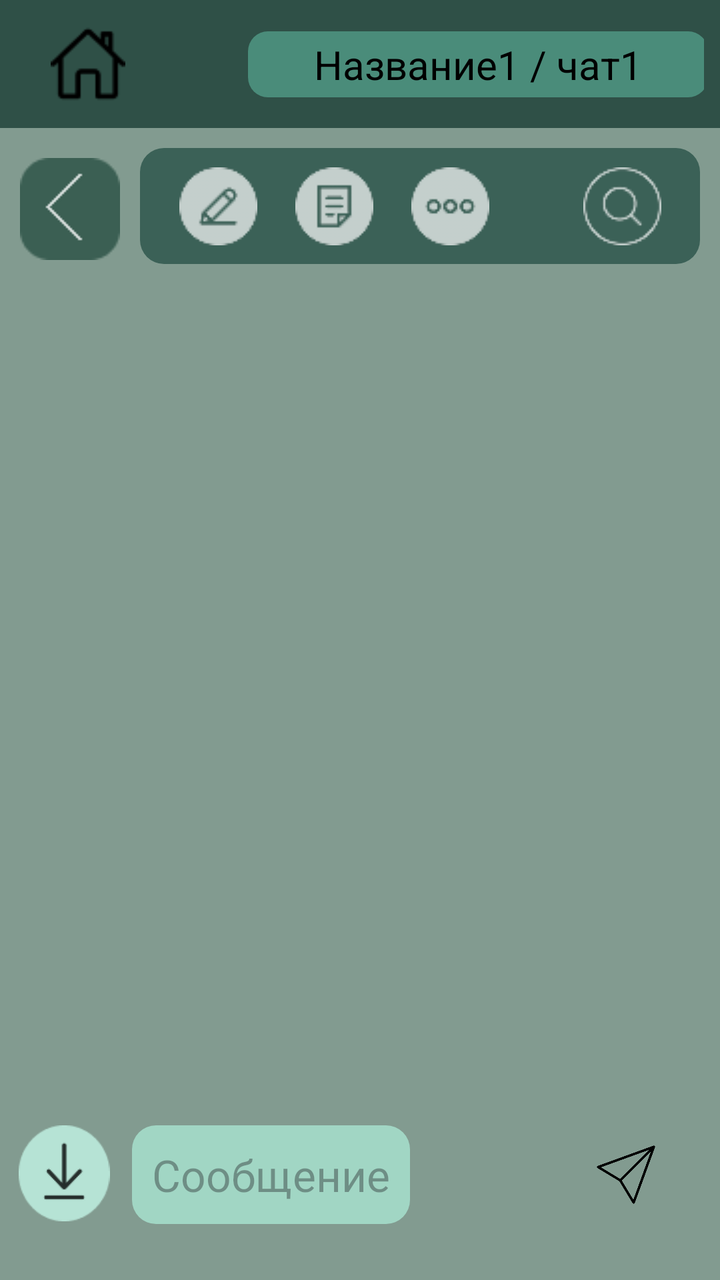
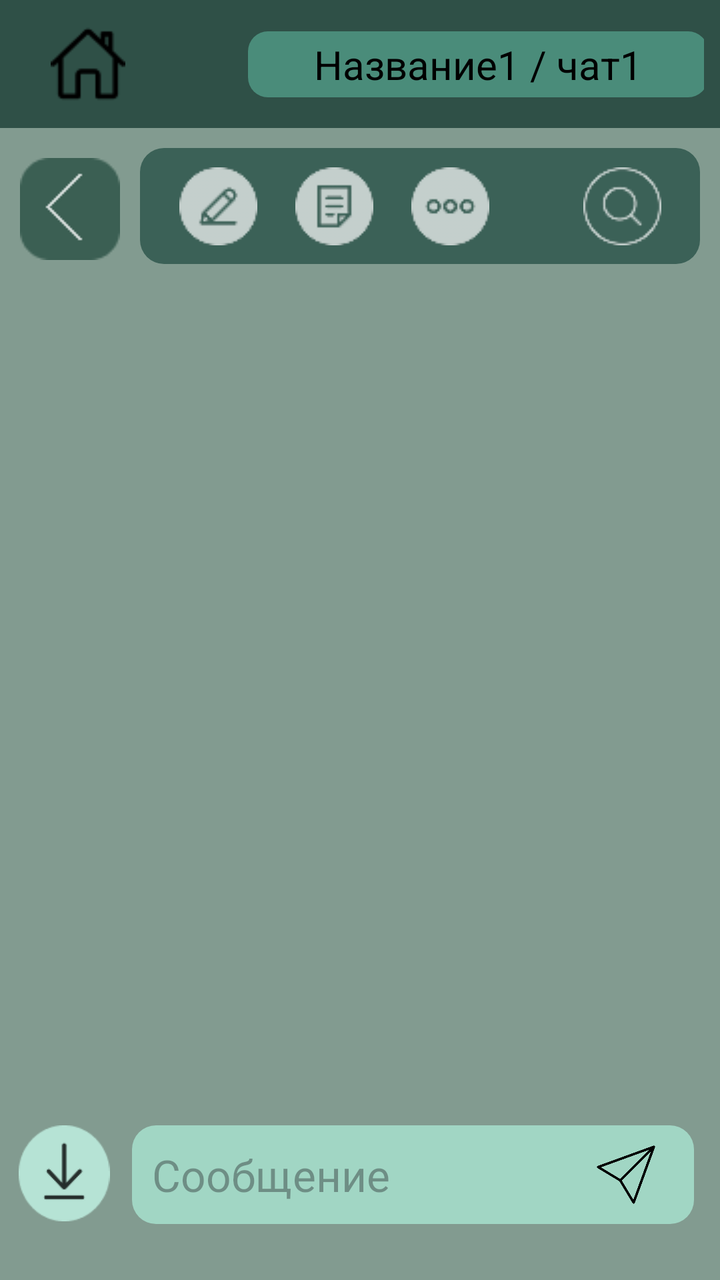

Two renders of the same Android screen: before a commit and after it. Below are the layout's source before the change and the commit's diff.
<!-- AndroidManifest.xml: application theme Theme.Blabify -->
<!-- res/layout/activity_chat.xml -->
<?xml version="1.0" encoding="utf-8"?>
<androidx.constraintlayout.widget.ConstraintLayout xmlns:android="http://schemas.android.com/apk/res/android"
    xmlns:app="http://schemas.android.com/apk/res-auto"
    xmlns:tools="http://schemas.android.com/tools"
    android:id="@+id/main"
    android:layout_width="match_parent"
    android:layout_height="match_parent"
    android:background="#829B90"
    tools:context=".presentation.ui.Chat">

    
    <androidx.appcompat.widget.Toolbar
        android:id="@+id/toolbar"
        android:layout_width="match_parent"
        android:layout_height="wrap_content"
        android:background="#2F5047"
        app:layout_constraintTop_toTopOf="parent"
        app:layout_constraintStart_toStartOf="parent"
        app:layout_constraintEnd_toEndOf="parent">

        <androidx.constraintlayout.widget.ConstraintLayout
            android:layout_width="match_parent"
            android:layout_height="wrap_content"
            android:padding="8dp">

            <ImageView
                android:id="@+id/home_icon"
                android:layout_width="40dp"
                android:layout_height="40dp"
                android:src="@drawable/home"
                android:contentDescription=""
                app:layout_constraintStart_toStartOf="parent"
                app:layout_constraintTop_toTopOf="parent"
                app:layout_constraintBottom_toBottomOf="parent" />

            
            <TextView
                android:id="@+id/toolbar_title"
                android:layout_width="230dp"
                android:layout_height="33dp"
                android:layout_marginStart="60dp"
                android:background="@drawable/toolbar_background"
                android:text="Название1 / чат1"
                android:textColor="@android:color/black"
                android:gravity="center"
                android:textSize="20dp"
                android:textAppearance="@style/TextAppearance.AppCompat.Medium"
                app:layout_constraintStart_toEndOf="@id/home_icon"
                app:layout_constraintTop_toTopOf="parent"
                app:layout_constraintBottom_toBottomOf="parent"
                />
        </androidx.constraintlayout.widget.ConstraintLayout>
    </androidx.appcompat.widget.Toolbar>
    
    <LinearLayout
        android:id="@+id/chat_info_bar"
        android:layout_width="match_parent"
        android:layout_height="wrap_content"
        android:orientation="horizontal"
        android:background="#829B90"
        app:layout_constraintTop_toBottomOf="@id/toolbar"
        app:layout_constraintStart_toStartOf="parent"
        app:layout_constraintEnd_toEndOf="parent">

        <LinearLayout
            android:layout_width="0dp"
            android:layout_height="wrap_content"
            android:layout_weight="1"
            android:gravity="center"

            android:layout_marginTop="10dp"
            android:layout_marginBottom="10dp"
            android:orientation="horizontal">
            <ImageButton
                android:id="@+id/btn_back"
                android:contentDescription="назад"
                android:layout_width="match_parent"
                android:layout_height="match_parent"
                android:layout_weight="1"
                android:scaleType="fitCenter"
                android:layout_margin="5dp"
                android:src="@drawable/back_frame"
                android:background="@android:color/transparent"/>
        </LinearLayout>

        <LinearLayout
            android:layout_width="0dp"
            android:layout_height="wrap_content"
            android:background="@drawable/chat_info_bg"
            android:layout_weight="4"
            android:gravity="center_vertical"
            android:orientation="horizontal"
            android:padding="5dp"
            android:layout_marginTop="10dp"
            android:layout_marginEnd="10dp"
            android:layout_marginBottom="10dp">

            <ImageButton
                android:id="@+id/btn_edit"
                android:contentDescription="назад"
                android:layout_width="48dp"
                android:layout_height="48dp"
                android:layout_marginStart="10dp"
                android:src="@drawable/edit_chat"
                android:background="@android:color/transparent"/>

            <ImageButton
                android:id="@+id/btn_what_in"
                android:contentDescription="что внутри"
                android:layout_width="48dp"
                android:layout_height="48dp"
                android:layout_marginStart="10dp"
                android:src="@drawable/what_inchat"
                android:background="@android:color/transparent"/>

            <ImageButton
                android:id="@+id/btn_settings"
                android:contentDescription="настройки"
                android:layout_width="48dp"
                android:layout_height="48dp"
                android:layout_marginStart="10dp"
                android:src="@drawable/setting_chat"
                android:background="@android:color/transparent"/>

            <Space
                android:layout_width="0dp"
                android:layout_height="0dp"
                android:layout_weight="1"/>

            <ImageButton
                android:id="@+id/btn_search"
                android:contentDescription="поиск"
                android:layout_width="48dp"
                android:layout_height="48dp"
                android:layout_marginStart="10dp"
                android:layout_marginEnd="10dp"
                android:src="@drawable/search_inchat"
                android:background="@android:color/transparent"/>



        </LinearLayout>



    </LinearLayout>

    
    <androidx.recyclerview.widget.RecyclerView
        android:id="@+id/recycler_view_messages"
        android:layout_width="0dp"
        android:layout_height="0dp"
        app:layout_constraintTop_toBottomOf="@id/chat_info_bar"
        app:layout_constraintBottom_toTopOf="@id/message_input_container"
        app:layout_constraintStart_toStartOf="parent"
        app:layout_constraintEnd_toEndOf="parent"
        android:padding="8dp" />

    
    <LinearLayout
        android:id="@+id/message_input_container"
        android:layout_width="0dp"
        android:layout_height="wrap_content"
        android:orientation="horizontal"
        android:padding="8dp"
        android:layout_marginBottom="20dp"
        app:layout_constraintBottom_toBottomOf="parent"
        app:layout_constraintStart_toStartOf="parent"
        app:layout_constraintEnd_toEndOf="parent">

        <ImageButton
            android:id="@+id/btn_attach"
            android:layout_width="48dp"
            android:layout_height="48dp"
            android:scaleType="centerInside"
            android:contentDescription="загрузить"
            android:src="@drawable/load2"
            android:background="@android:color/transparent" />

        <FrameLayout
            android:layout_width="0dp"
            android:layout_height="wrap_content"
            android:layout_weight="1"
            android:layout_marginStart="10dp"
            android:layout_marginEnd="5dp">

            <EditText
                android:id="@+id/message_input"
                android:layout_width="wrap_content"
                android:layout_height="wrap_content"
                android:background="@drawable/edit_text"
                android:paddingEnd="40dp"
                android:padding="10dp"
                android:hint="Сообщение"
                android:textSize="22sp"
                />

            <ImageButton
                android:id="@+id/send_mes"
                android:padding="5dp"
                android:layout_width="48dp"
                android:layout_height="48dp"
                android:focusable="true"
                android:clickable="true"
                android:elevation="500dp"
                android:scaleType="centerInside"
                android:src="@drawable/send2"
                android:layout_gravity="center_vertical|end"
                android:layout_marginEnd="10dp"
                android:background="@android:color/transparent"
                android:contentDescription="Отправить сообщение" />
        </FrameLayout>

    </LinearLayout>








</androidx.constraintlayout.widget.ConstraintLayout>
<!-- resources referenced by this layout -->
<resources>
  <!-- drawable back_frame: png bitmap (drawable, 884 bytes) -->
  <!-- drawable chat_info_bg (drawable) -->
  <?xml version="1.0" encoding="utf-8"?>
  <shape xmlns:android="http://schemas.android.com/apk/res/android"
      android:shape="rectangle">
      <solid android:color="#3B6157"/> 
      <corners android:radius="12dp"/>
  </shape>
  <!-- drawable edit_chat: png bitmap (drawable, 1429 bytes) -->
  <!-- drawable edit_text (drawable) -->
  <?xml version="1.0" encoding="utf-8"?>
  <shape xmlns:android="http://schemas.android.com/apk/res/android"
      android:shape="rectangle">
      <solid android:color="#A1D6C4"/> 
      <corners android:radius="12dp"/>
  </shape>
  <!-- drawable home: png bitmap (drawable, 787 bytes) -->
  <!-- drawable load2: png bitmap (drawable, 2315 bytes) -->
  <!-- drawable search_inchat: png bitmap (drawable, 1545 bytes) -->
  <!-- drawable send2: png bitmap (drawable, 10286 bytes) -->
  <!-- drawable setting_chat: png bitmap (drawable, 1558 bytes) -->
  <!-- drawable toolbar_background (drawable) -->
  <?xml version="1.0" encoding="utf-8"?>
  <shape xmlns:android="http://schemas.android.com/apk/res/android">
      <corners android:radius="10dp"/>
      <solid android:color="#4A8C7A"/> 
  </shape>
  <!-- drawable what_inchat: png bitmap (drawable, 1384 bytes) -->
  <style name="Theme.Blabify" parent="Base.Theme.Blabify" />
  <style name="Base.Theme.Blabify" parent="Theme.Material3.DayNight.NoActionBar">
          
          
      </style>
</resources>

<!-- the commit's change to res/layout/activity_chat.xml (unified diff, before → after) -->
@@ -186,7 +186,7 @@
 
             <EditText
                 android:id="@+id/message_input"
-                android:layout_width="wrap_content"
+                android:layout_width="match_parent"
                 android:layout_height="wrap_content"
                 android:background="@drawable/edit_text"
                 android:paddingEnd="40dp"
